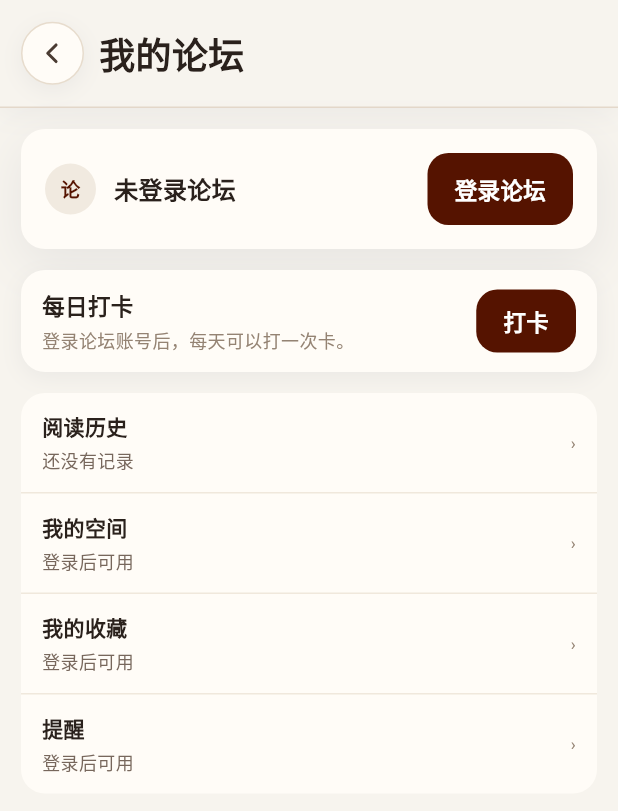
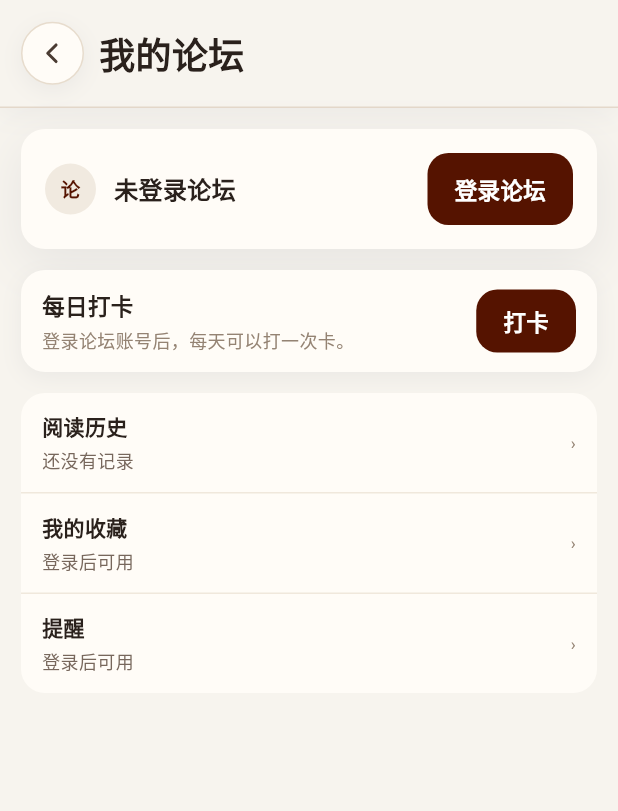
Before and after one commit to AzusaKano/Yamibo-Flutter, a Flutter app: the ForumMinePage screen opened directly, on a phone screen of 412 x 824 dp. Shown: the top 811 px of the screen. Run offline on Flutter 3.47's test engine with Material 3 defaults, Android fonts, the phone set to English and light mode, and no system bars; our stand-ins replace flutter_svg, package_info_plus, webview_flutter; accounts and stored records are empty.

Commit message:
论坛：我的空间行只在论坛登录后出现

```diff
--- a/lib/pages/forum/forum_mine_page.dart
+++ b/lib/pages/forum/forum_mine_page.dart
@@ -103,13 +103,13 @@ class _ForumMinePageState extends State<ForumMinePage> {
                             );
                           },
                         ),
-                        YmActionRow(
-                          title: '我的空间',
-                          value: acc.loggedIn ? '个人资料' : '登录后可用',
-                          onTap: acc.loggedIn
-                              ? () => ymPush(context, const ForumProfilePage())
-                              : null,
-                        ),
+                        if (acc.loggedIn)
+                          YmActionRow(
+                            title: '我的空间',
+                            value: '个人资料',
+                            onTap: () =>
+                                ymPush(context, const ForumProfilePage()),
+                          ),
                         YmActionRow(
                           title: '我的收藏',
                           value: acc.loggedIn ? '收藏的帖子' : '登录后可用',
```
